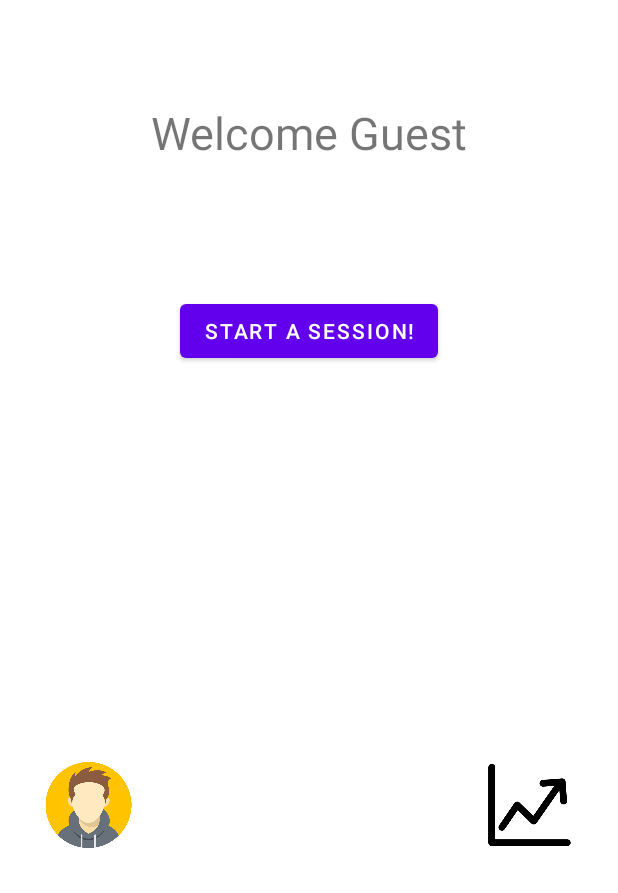
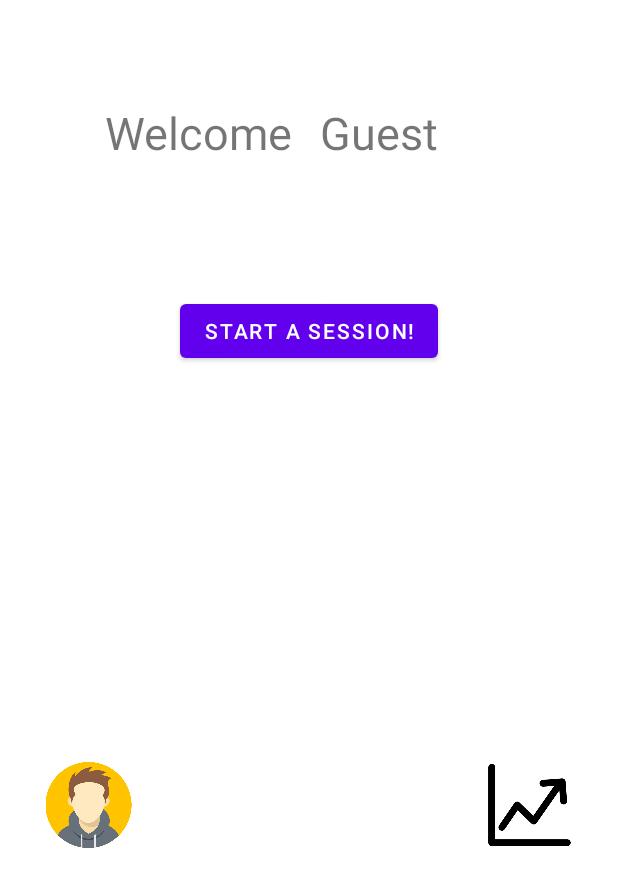
Before and after one commit to StevenNZ/pomodoro, an Android app: the screen it shows after launch (NavigationBar), on a phone screen of 412 x 824 dp, the part 343-1236 px from its top. Run offline under Robolectric (Android 15) with nearby library versions, the light colour scheme and no system bars; our stand-ins replace navigation-ui.

Commit message:
main menu welcome text layout changed

```diff
--- a/app/src/main/res/layout/main_menu.xml
+++ b/app/src/main/res/layout/main_menu.xml
@@ -10,11 +10,22 @@
         android:id="@+id/textview_first"
         android:layout_width="wrap_content"
         android:layout_height="wrap_content"
+        android:layout_marginStart="70dp"
         android:layout_marginTop="68dp"
         android:text="@string/welcome"
         android:textSize="30sp"
-        app:layout_constraintEnd_toEndOf="parent"
         app:layout_constraintStart_toStartOf="parent"
+        app:layout_constraintTop_toBottomOf="@+id/textView" />
+
+    <TextView
+        android:id="@+id/usernameText"
+        android:layout_width="wrap_content"
+        android:layout_height="wrap_content"
+        android:layout_marginStart="18dp"
+        android:layout_marginTop="68dp"
+        android:text="Guest"
+        android:textSize="30sp"
+        app:layout_constraintStart_toEndOf="@+id/textview_first"
         app:layout_constraintTop_toBottomOf="@+id/textView" />
 
     <TextView
--- a/app/src/main/res/values/strings.xml
+++ b/app/src/main/res/values/strings.xml
@@ -10,7 +10,7 @@
     <string name="hello_first_fragment">Hello first fragment</string>
     <string name="hello_second_fragment">Hello second fragment. Arg: %1$s</string>
     <string name="pomodoro">Pomodoro</string>
-    <string name="welcome">Welcome Guest</string>
+    <string name="welcome">Welcome</string>
     <string name="classic">Start a session!</string>
     <string name="custom">Custom</string>
     <string name="timer">0</string>
```
